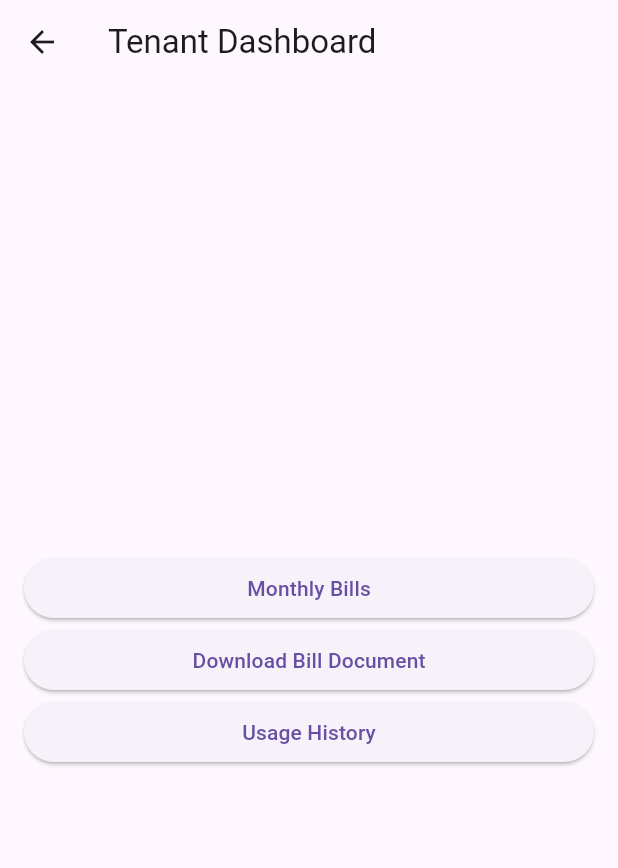
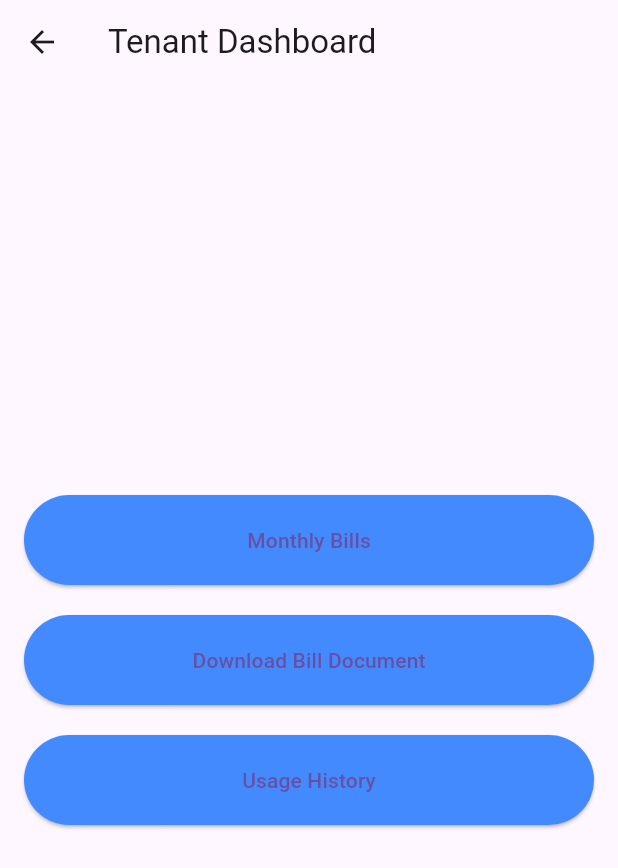
Before and after one commit to Joe274824/Splitmate, a Flutter app: the TenantScreen screen opened directly with empty values, on a phone screen of 412 x 824 dp. Shown: the top 868 px of the screen. Run offline on Flutter 3.47's test engine with Material 3 defaults, Android fonts, the light colour scheme and no system bars; our stand-ins replace image_picker, open_file, syncfusion_flutter_charts; missing offline and left inert: google_mlkit_face_detection; network calls fail.

Commit message:
APP updated

```diff
--- a/a1882672/split_mate/lib/tenant_screen.dart
+++ b/a1882672/split_mate/lib/tenant_screen.dart
@@ -1,18 +1,21 @@
 import 'package:flutter/material.dart';
-import 'package:syncfusion_flutter_charts/charts.dart';
-import 'models/bill_data.dart';
 import 'monthly_bills_screen.dart';
 import 'download_bill_screen.dart';
 import 'usage_history_screen.dart';
 
 class TenantScreen extends StatelessWidget {
   final bool isPrincipleTenant;
-  final String token;  // 新增：接受 token
+  final String token;
 
   TenantScreen({required this.isPrincipleTenant, required this.token});
 
   @override
   Widget build(BuildContext context) {
+    final buttonStyle = ElevatedButton.styleFrom(
+      backgroundColor: Colors.blueAccent,
+      padding: EdgeInsets.symmetric(vertical: 20),
+    );
+
     return Scaffold(
       appBar: AppBar(
         title: Text('Tenant Dashboard'),
@@ -20,8 +23,8 @@ class TenantScreen extends StatelessWidget {
       body: Padding(
         padding: const EdgeInsets.all(16.0),
         child: Column(
-          mainAxisAlignment: MainAxisAlignment.center,  // 调整为竖向排列
-          crossAxisAlignment: CrossAxisAlignment.stretch, // 使按钮在水平上占满可用空间
+          mainAxisAlignment: MainAxisAlignment.center,  // Center the buttons vertically
+          crossAxisAlignment: CrossAxisAlignment.stretch, // Make buttons full width
           children: [
             ElevatedButton(
               onPressed: () {
@@ -31,35 +34,46 @@ class TenantScreen extends StatelessWidget {
                 );
               },
               child: Text('Monthly Bills'),
+              style: buttonStyle,
             ),
+            SizedBox(height: 20),
             ElevatedButton(
               onPressed: () {
                 Navigator.push(
                   context,
                   MaterialPageRoute(
-                    builder: (context) => DownloadBillScreen(token: token), // 传入 token
+                    builder: (context) => DownloadBillScreen(token: token), // Pass the token
                   ),
                 );
               },
               child: Text('Download Bill Document'),
+              style: buttonStyle,
             ),
+            SizedBox(height: 20),
             ElevatedButton(
               onPressed: () {
                 Navigator.push(
                   context,
                   MaterialPageRoute(
-                    builder: (context) => UsageHistoryScreen(token: token), // 传入 token
+                    builder: (context) => UsageHistoryScreen(token: token), // Pass the token
                   ),
                 );
               },
               child: Text('Usage History'),
+              style: buttonStyle,
             ),
-            if (isPrincipleTenant)  // 仅当是主租户时显示上传按钮
-              ElevatedButton(
-                onPressed: () {
-                  // 上传文档功能（API尚未完成）
-                },
-                child: Text('Upload PDF Document'),
+            if (isPrincipleTenant)  // Show this button only for the principle tenant
+              Column(
+                children: [
+                  SizedBox(height: 20),
+                  ElevatedButton(
+                    onPressed: () {
+                      // Logic to upload PDF (API not yet implemented)
+                    },
+                    child: Text('Upload PDF Document'),
+                    style: buttonStyle,
+                  ),
+                ],
               ),
           ],
         ),
--- a/a1882672/split_mate/pubspec.yaml
+++ b/a1882672/split_mate/pubspec.yaml
@@ -38,9 +38,12 @@ dependencies:
   open_file: ^3.2.1
   cupertino_icons: ^1.0.6
   syncfusion_flutter_charts: ^20.2.45
-  image_picker: ^0.8.4+1
+  web_socket_channel: ^2.1.0
+  google_mlkit_face_detection: ^0.4.0
+  image_picker: ^0.8.4+11
   http: ^0.13.3
   intl: ^0.17.0
+  permission_handler: ^10.2.0
 dev_dependencies:
   flutter_test:
     sdk: flutter
```
Also changed, not shown: a1882672/split_mate/lib/download_bill_screen.dart (+16 -5 lines), a1882672/split_mate/lib/login_screen.dart (+16 -7 lines), a1882672/split_mate/lib/main.dart (+22 -10 lines), a1882672/split_mate/lib/register_screen.dart (+105 -38 lines).
